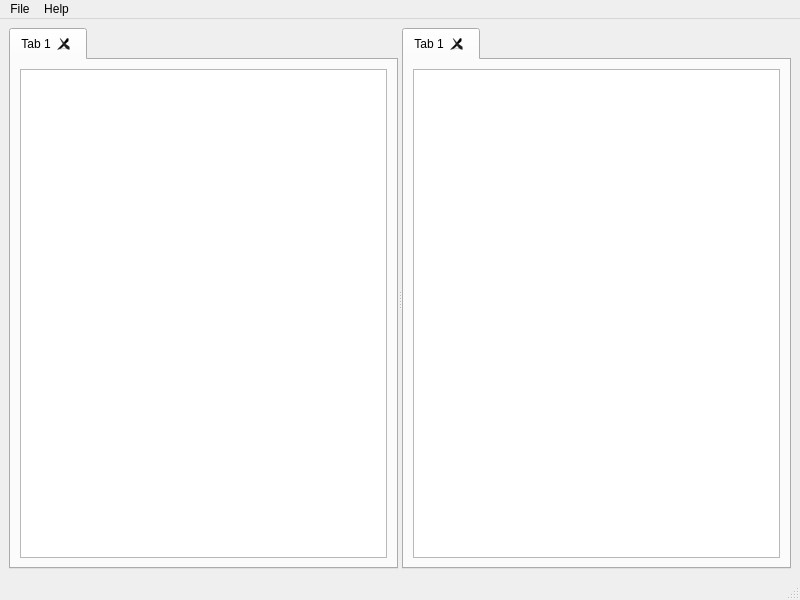
fatpound/File-Manager-temp, file mainwindow.ui: the form before one commit.
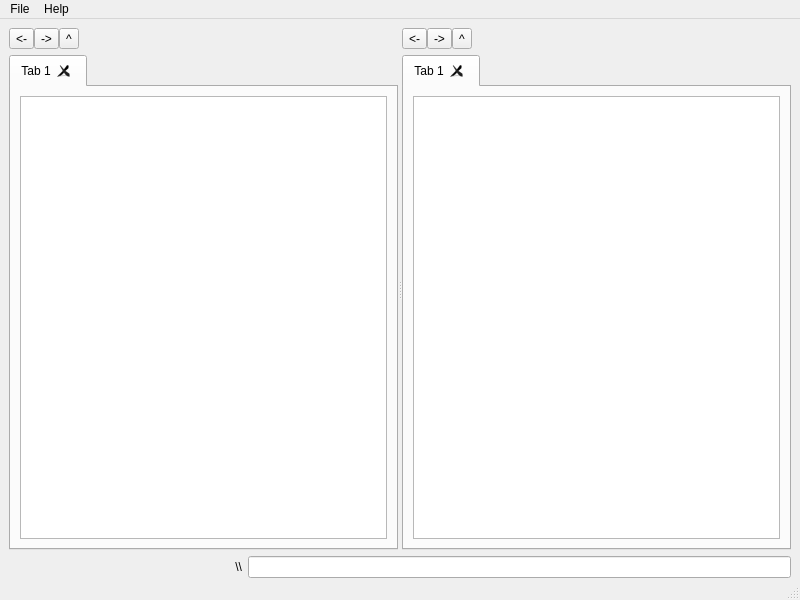
The form after the commit.

Patch:
```diff
--- a/mainwindow.ui
+++ b/mainwindow.ui
@@ -14,7 +14,10 @@
    <string>MainWindow</string>
   </property>
   <widget class="QWidget" name="centralwidget">
-   <layout class="QGridLayout" name="gridLayout_3">
+   <layout class="QGridLayout" name="gridLayout_3" rowstretch="1,0">
+    <property name="bottomMargin">
+     <number>0</number>
+    </property>
     <item row="0" column="0">
      <widget class="QSplitter" name="splitter">
       <property name="orientation">
@@ -23,6 +26,50 @@
       <property name="childrenCollapsible">
        <bool>false</bool>
       </property>
+      <widget class="QWidget" name="verticalLayoutWidget">
+       <layout class="QVBoxLayout" name="verticalLayout">
+        <item>
+         <layout class="QHBoxLayout" name="horizontalLayout_7">
+          <property name="spacing">
+           <number>0</number>
+          </property>
+          <item>
+           <widget class="QToolButton" name="toolButton">
+            <property name="text">
+             <string>&lt;-</string>
+            </property>
+           </widget>
+          </item>
+          <item>
+           <widget class="QToolButton" name="toolButton_2">
+            <property name="text">
+             <string>-&gt;</string>
+            </property>
+           </widget>
+          </item>
+          <item>
+           <widget class="QToolButton" name="toolButton_3">
+            <property name="text">
+             <string>^</string>
+            </property>
+           </widget>
+          </item>
+          <item>
+           <spacer name="horizontalSpacer">
+            <property name="orientation">
+             <enum>Qt::Orientation::Horizontal</enum>
+            </property>
+            <property name="sizeHint" stdset="0">
+             <size>
+              <width>40</width>
+              <height>20</height>
+             </size>
+            </property>
+           </spacer>
+          </item>
+         </layout>
+        </item>
+        <item>
       <widget class="QTabWidget" name="tabWidget">
        <property name="currentIndex">
         <number>0</number>
@@ -60,6 +107,53 @@
         </layout>
        </widget>
       </widget>
+        </item>
+       </layout>
+      </widget>
+      <widget class="QWidget" name="verticalLayoutWidget_2">
+       <layout class="QVBoxLayout" name="verticalLayout_3">
+        <item>
+         <layout class="QHBoxLayout" name="horizontalLayout_8">
+          <property name="spacing">
+           <number>0</number>
+          </property>
+          <item>
+           <widget class="QToolButton" name="toolButton_4">
+            <property name="text">
+             <string>&lt;-</string>
+            </property>
+           </widget>
+          </item>
+          <item>
+           <widget class="QToolButton" name="toolButton_5">
+            <property name="text">
+             <string>-&gt;</string>
+            </property>
+           </widget>
+          </item>
+          <item>
+           <widget class="QToolButton" name="toolButton_6">
+            <property name="text">
+             <string>^</string>
+            </property>
+           </widget>
+          </item>
+          <item>
+           <spacer name="horizontalSpacer_2">
+            <property name="orientation">
+             <enum>Qt::Orientation::Horizontal</enum>
+            </property>
+            <property name="sizeHint" stdset="0">
+             <size>
+              <width>40</width>
+              <height>20</height>
+             </size>
+            </property>
+           </spacer>
+          </item>
+         </layout>
+        </item>
+        <item>
       <widget class="QTabWidget" name="tabWidget_2">
        <property name="currentIndex">
         <number>0</number>
@@ -100,7 +194,30 @@
         </layout>
        </widget>
       </widget>
-     </widget>
+        </item>
+       </layout>
+      </widget>
+     </widget>
+    </item>
+    <item row="1" column="0">
+     <layout class="QHBoxLayout" name="horizontalLayout" stretch="3,7">
+      <property name="spacing">
+       <number>6</number>
+      </property>
+      <item>
+       <widget class="QLabel" name="label">
+        <property name="text">
+         <string>\\</string>
+        </property>
+        <property name="alignment">
+         <set>Qt::AlignmentFlag::AlignRight|Qt::AlignmentFlag::AlignTrailing|Qt::AlignmentFlag::AlignVCenter</set>
+        </property>
+       </widget>
+      </item>
+      <item>
+       <widget class="QLineEdit" name="lineEdit"/>
+      </item>
+     </layout>
     </item>
    </layout>
   </widget>
```
Left out of the diff: 6 changed lines with no effect on the pictures. Lines whose indentation alone changed are shown as unchanged.
